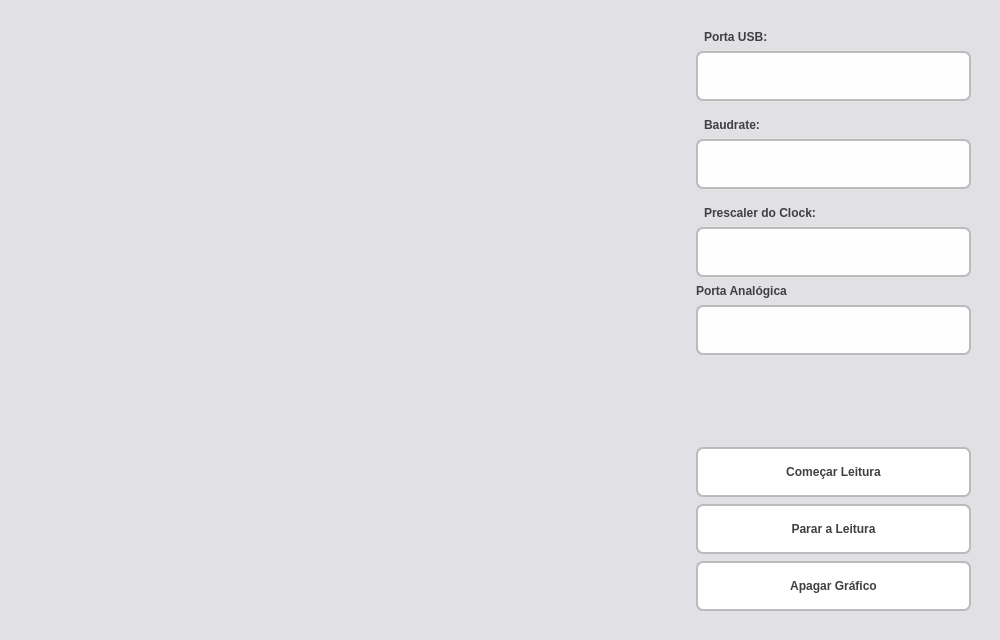
First picture: the form in UI/MyIlluminanceMeter/mainwindow.ui, repository nandercarmo/My-IlluminanceMeter, before the edit.
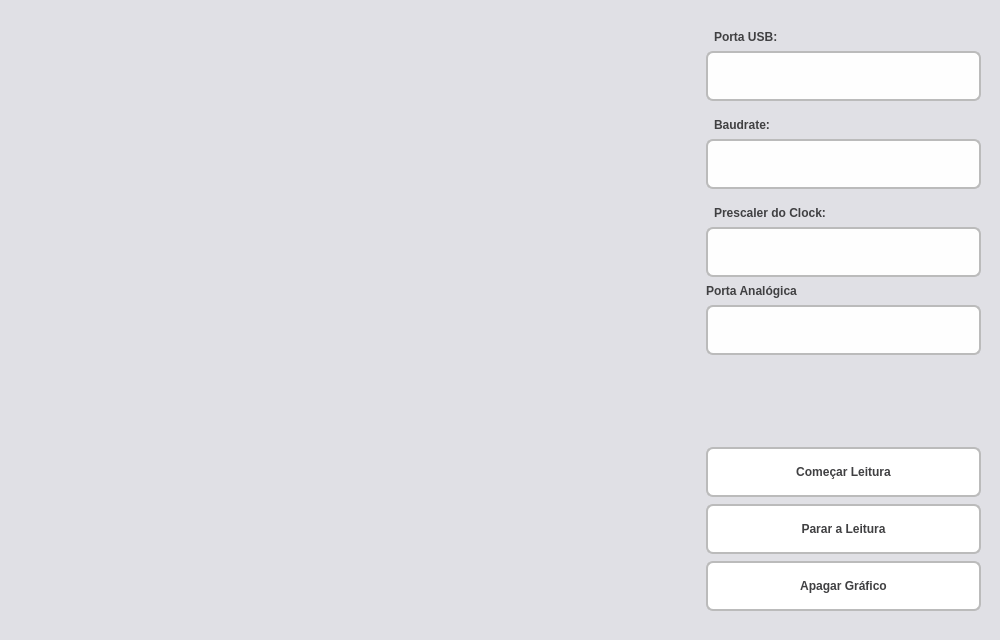
Second picture: the form after the edit. Icons and pictures are not drawn.

What changed in the file:
```diff
--- a/UI/MyIlluminanceMeter/mainwindow.ui
+++ b/UI/MyIlluminanceMeter/mainwindow.ui
@@ -128,9 +128,6 @@
      <property name="bottomMargin">
       <number>10</number>
      </property>
-     <item>
-      <widget class="QWidget" name="chartWidget" native="true"/>
-     </item>
      <item>
       <spacer name="horizontalSpacer">
        <property name="orientation">
@@ -142,27 +139,30 @@
        <property name="sizeHint" stdset="0">
         <size>
          <width>0</width>
-         <height>0</height>
+         <height>20</height>
         </size>
        </property>
       </spacer>
      </item>
+     <item>
+      <widget class="QWidget" name="chartWidget" native="true"/>
+     </item>
      <item>
       <layout class="QVBoxLayout" name="verticalLayout_2">
        <property name="spacing">
         <number>7</number>
        </property>
        <property name="sizeConstraint">
-        <enum>QLayout::SetMaximumSize</enum>
+        <enum>QLayout::SetNoConstraint</enum>
        </property>
        <property name="leftMargin">
-        <number>20</number>
+        <number>10</number>
        </property>
        <property name="topMargin">
         <number>20</number>
        </property>
        <property name="rightMargin">
-        <number>20</number>
+        <number>10</number>
        </property>
        <property name="bottomMargin">
         <number>20</number>
@@ -171,6 +171,12 @@
         <layout class="QVBoxLayout" name="verticalLayout">
          <item>
           <widget class="QLabel" name="label">
+           <property name="maximumSize">
+            <size>
+             <width>275</width>
+             <height>16777215</height>
+            </size>
+           </property>
            <property name="styleSheet">
             <string notr="true">QLabel {
 	margin-left: 5px;
@@ -192,6 +198,12 @@
              <height>50</height>
             </size>
            </property>
+           <property name="maximumSize">
+            <size>
+             <width>275</width>
+             <height>16777215</height>
+            </size>
+           </property>
            <property name="styleSheet">
             <string notr="true"/>
            </property>
@@ -203,6 +215,12 @@
         <layout class="QVBoxLayout" name="verticalLayout_4">
          <item>
           <widget class="QLabel" name="label_2">
+           <property name="maximumSize">
+            <size>
+             <width>275</width>
+             <height>16777215</height>
+            </size>
+           </property>
            <property name="styleSheet">
             <string notr="true">QLabel {
 	margin-top:  10px;
@@ -225,12 +243,24 @@
              <height>50</height>
             </size>
            </property>
+           <property name="maximumSize">
+            <size>
+             <width>275</width>
+             <height>16777215</height>
+            </size>
+           </property>
           </widget>
          </item>
          <item>
           <layout class="QVBoxLayout" name="verticalLayout_5">
            <item>
             <widget class="QLabel" name="label_3">
+             <property name="maximumSize">
+              <size>
+               <width>275</width>
+               <height>16777215</height>
+              </size>
+             </property>
              <property name="styleSheet">
               <string notr="true">QLabel {
 	margin-top:  10px;
@@ -253,6 +283,12 @@
                <height>50</height>
               </size>
              </property>
+             <property name="maximumSize">
+              <size>
+               <width>275</width>
+               <height>16777215</height>
+              </size>
+             </property>
             </widget>
            </item>
           </layout>
@@ -263,6 +299,12 @@
         <layout class="QVBoxLayout" name="verticalLayout_6">
          <item>
           <widget class="QLabel" name="label_4">
+           <property name="maximumSize">
+            <size>
+             <width>275</width>
+             <height>16777215</height>
+            </size>
+           </property>
            <property name="styleSheet">
             <string notr="true">QLabel {
 	margin-top:  10px;
@@ -281,10 +323,16 @@
           <widget class="QComboBox" name="comboBoxPort">
            <property name="minimumSize">
             <size>
-             <width>0</width>
+             <width>275</width>
              <height>50</height>
             </size>
            </property>
+           <property name="maximumSize">
+            <size>
+             <width>275</width>
+             <height>16777215</height>
+            </size>
+           </property>
           </widget>
          </item>
         </layout>
@@ -361,7 +409,7 @@
         <widget class="QPushButton" name="pushButtonClear">
          <property name="minimumSize">
           <size>
-           <width>0</width>
+           <width>275</width>
            <height>50</height>
           </size>
          </property>
```
